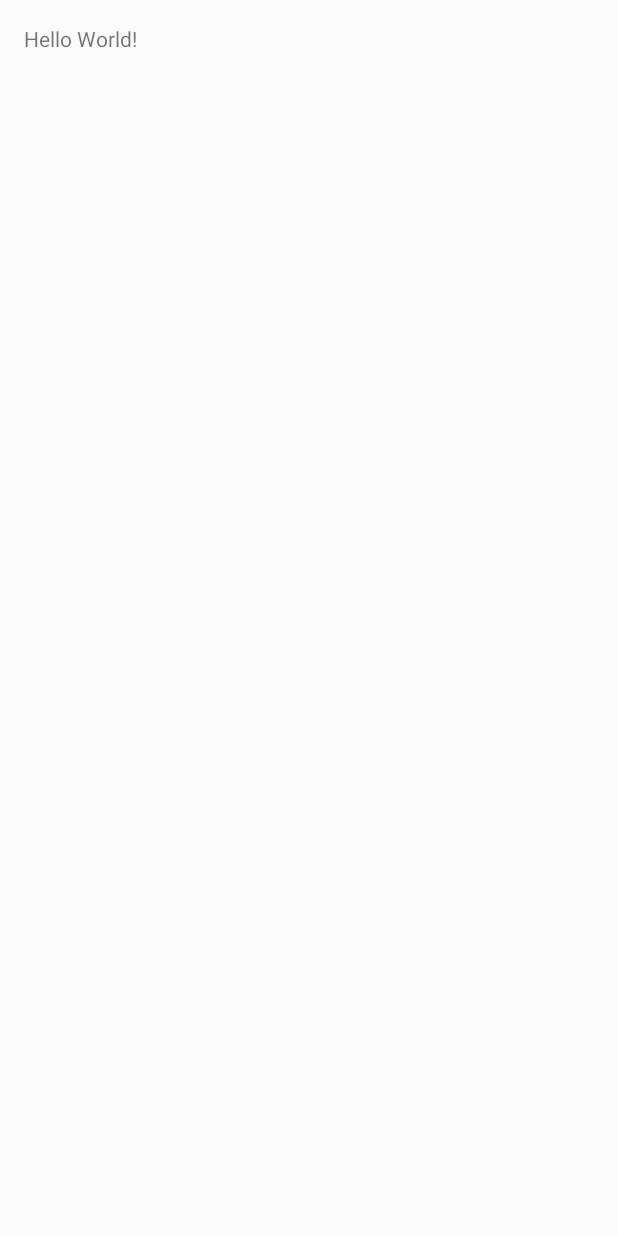
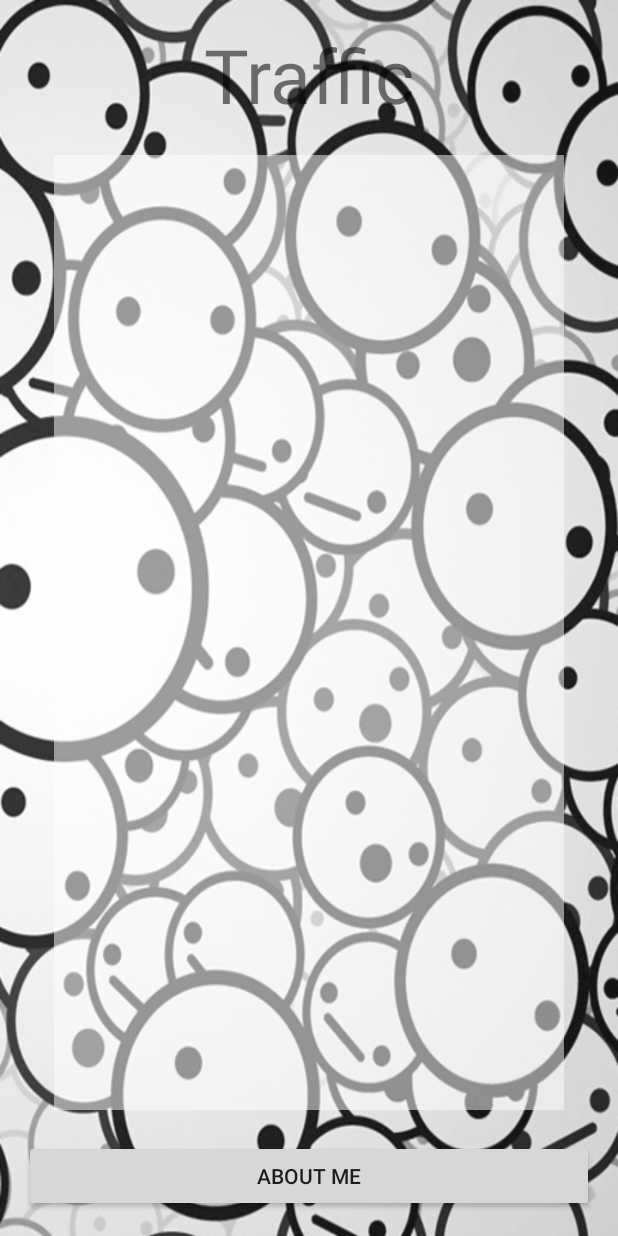
Before and after one commit to blackspete/MyTraffic_5Dec15, an Android app: the screen it shows after launch (MainActivity), on a phone screen of 412 x 824 dp. Before the commit the screen is almost empty. Run offline under Robolectric (Android 15) with nearby library versions, the phone set to English and light mode, and no system bars.

Commit message:
ออกแบบ ui เสร็จแล้ว

```diff
--- a/app/src/main/res/layout/activity_main.xml
+++ b/app/src/main/res/layout/activity_main.xml
@@ -7,10 +7,31 @@
     android:paddingLeft="@dimen/activity_horizontal_margin"
     android:paddingRight="@dimen/activity_horizontal_margin"
     android:paddingTop="@dimen/activity_vertical_margin"
-    tools:context="rtc.racing.blackspete.mytraffic.MainActivity">
+    tools:context="rtc.racing.blackspete.mytraffic.MainActivity"
+    android:background="@drawable/bg4">
 
     <TextView
         android:layout_width="wrap_content"
         android:layout_height="wrap_content"
-        android:text="Hello World!" />
+        android:text="@string/head"
+        android:id="@+id/textView"
+        android:textSize="@dimen/h1"
+        android:layout_centerHorizontal="true" />
+
+    <Button
+        android:layout_width="match_parent"
+        android:layout_height="wrap_content"
+        android:text="About me"
+        android:id="@+id/button"
+        android:layout_alignParentBottom="true"
+        android:layout_centerHorizontal="true" />
+
+    <ListView
+        android:layout_width="wrap_content"
+        android:layout_height="wrap_content"
+        android:id="@+id/listView"
+        android:layout_below="@+id/textView"
+        android:layout_above="@+id/button"
+        android:layout_margin="20dp"
+        android:background="#82ffffff" />
 </RelativeLayout>
--- a/app/src/main/res/values/colors.xml
+++ b/app/src/main/res/values/colors.xml
@@ -3,4 +3,5 @@
     <color name="colorPrimary">#3F51B5</color>
     <color name="colorPrimaryDark">#303F9F</color>
     <color name="colorAccent">#FF4081</color>
+    <color name="text">#FFFFFFFF</color>
 </resources>
--- a/app/src/main/res/values/dimens.xml
+++ b/app/src/main/res/values/dimens.xml
@@ -2,4 +2,5 @@
     <!-- Default screen margins, per the Android Design guidelines. -->
     <dimen name="activity_horizontal_margin">16dp</dimen>
     <dimen name="activity_vertical_margin">16dp</dimen>
+    <dimen name="h1">50sp</dimen>
 </resources>
--- a/app/src/main/res/values/strings.xml
+++ b/app/src/main/res/values/strings.xml
@@ -1,3 +1,7 @@
 <resources>
     <string name="app_name">My Traffic</string>
+    <string name="head">Traffic</string>
+
+
+
 </resources>
```
Also changed, not shown: app/src/main/res/drawable/bg4.png (added).
